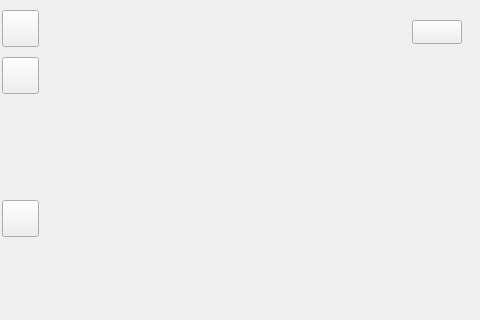
ukui/kylin-nm, file src/mainwindow.ui: the form before one commit; both pictures show x 0 to 480 and y 0 to 320 of the 480 by 538 pixel window.
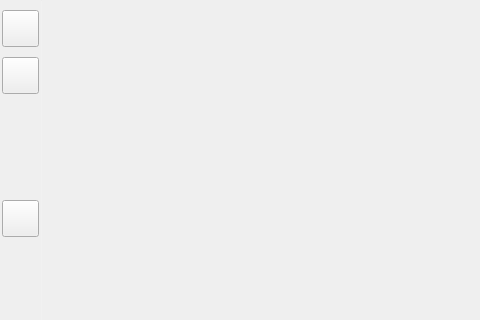
The form after the commit.

```diff
--- a/src/mainwindow.ui
+++ b/src/mainwindow.ui
@@ -53,19 +53,6 @@
      <string/>
     </property>
    </widget>
-   <widget class="QPushButton" name="btnWifi">
-    <property name="geometry">
-     <rect>
-      <x>412</x>
-      <y>20</y>
-      <width>50</width>
-      <height>24</height>
-     </rect>
-    </property>
-    <property name="text">
-     <string/>
-    </property>
-   </widget>
    <widget class="QPushButton" name="btnAdvConf">
     <property name="geometry">
      <rect>
```
Left out of the diff: 1 changed line with no effect on the pictures.
